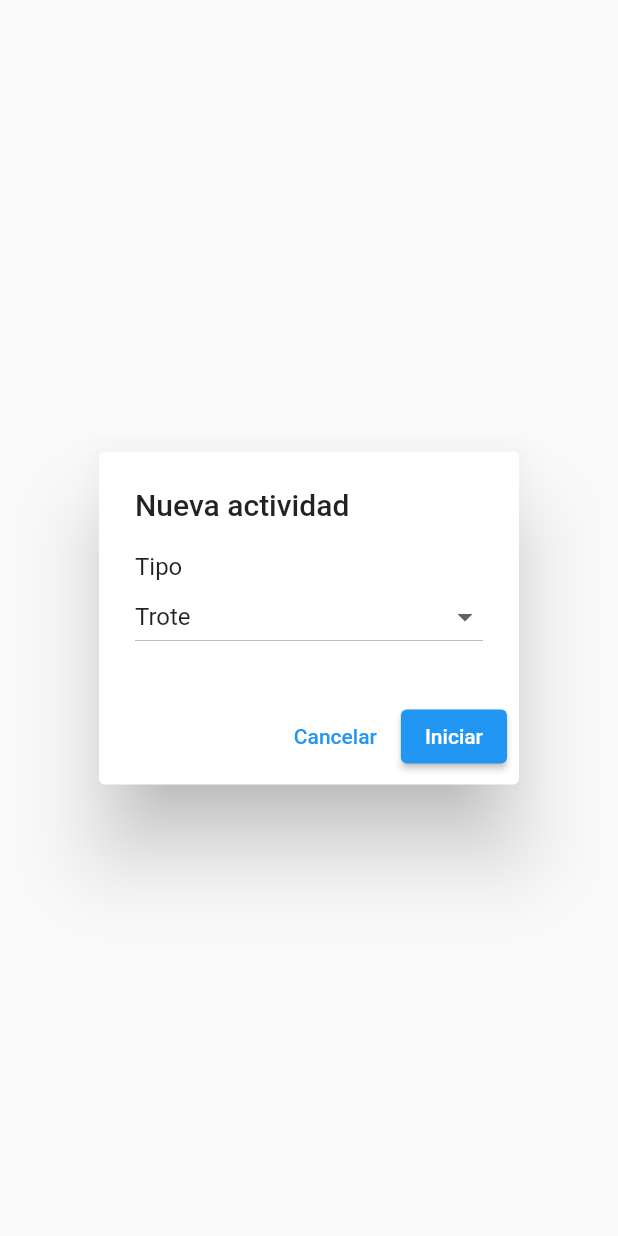
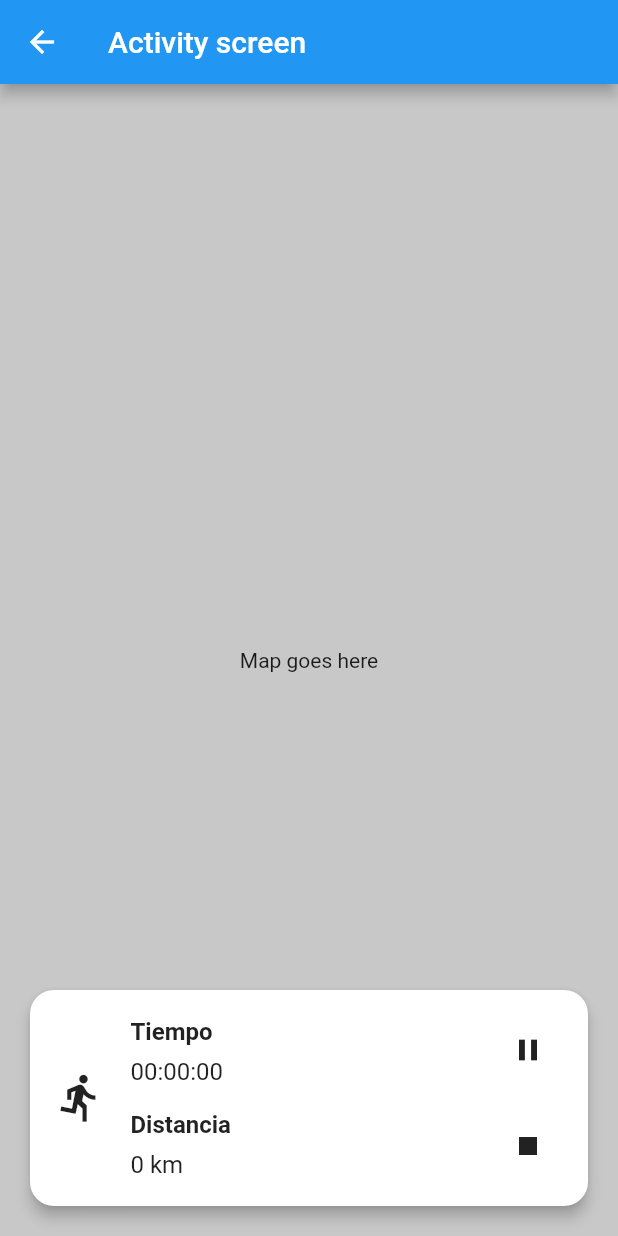
Before and after one commit to HenryCaicedo/exercise_tracker, a Flutter app: the ActivityDialog widget shown alone on an empty page, opened directly, after a tap on "Iniciar", on a phone screen of 412 x 824 dp. Run offline on Flutter 3.47's test engine with Material 2 defaults, Android fonts, the phone set to English and light mode, and no system bars.

Commit message:
Pantalla de actividad
Se creó la pantalla de actividad

```diff
--- /dev/null
+++ b/lib/activity_screen.dart
@@ -0,0 +1,24 @@
+import 'package:flutter/material.dart';
+import 'widgets/activity_widget.dart';
+
+class ActivityScreen extends StatelessWidget {
+  @override
+  Widget build(BuildContext context) {
+    return Scaffold(
+      appBar: AppBar(
+        title: Text('Activity screen'),
+      ),
+      body: Stack(
+        children: [
+          Container(
+            color: Colors.black.withOpacity(0.2),
+          ),
+          Center(
+            child: Text('Map goes here'),
+          ),
+          ActivityWidget(),
+        ],
+      ),
+    );
+  }
+}
--- a/lib/main.dart
+++ b/lib/main.dart
@@ -1,6 +1,7 @@
 import 'package:flutter/material.dart';
 import 'login_screen.dart';
 import 'tab_widget.dart';
+import 'activity_screen.dart';
 
 void main() {
   runApp(MyApp());
@@ -16,6 +17,7 @@ class MyApp extends StatelessWidget {
       routes: {
         '/': (context) => LoginScreen(),
         '/tabs': (context) => const TabWidget(),
+        '/activity': (context) => ActivityScreen(),
       },
     );
   }
--- a/lib/widgets/activity_dialog.dart
+++ b/lib/widgets/activity_dialog.dart
@@ -1,4 +1,5 @@
 import 'package:flutter/material.dart';
+import '../activity_screen.dart';
 
 class ActivityDialog extends StatelessWidget {
   final List<String> activityTypes = [
@@ -38,7 +39,9 @@ class ActivityDialog extends StatelessWidget {
           child: const Text('Cancelar'),
         ),
         ElevatedButton(
-          onPressed: () {},
+          onPressed: () {
+            Navigator.pushNamed(context, '/activity');
+          },
           child: const Text('Iniciar'),
         ),
       ],
--- /dev/null
+++ b/lib/widgets/activity_widget.dart
@@ -0,0 +1,76 @@
+import 'package:flutter/material.dart';
+
+class ActivityWidget extends StatelessWidget {
+  @override
+  Widget build(BuildContext context) {
+    return Positioned(
+      bottom: 16,
+      left: 16,
+      right: 16,
+      child: Card(
+        elevation: 4,
+        shape: RoundedRectangleBorder(
+          borderRadius: BorderRadius.circular(16),
+        ),
+        child: Padding(
+          padding: const EdgeInsets.all(16),
+          child: Row(
+            children: [
+              Icon(
+                Icons.directions_run,
+                size: 35,
+              ),
+              SizedBox(width: 16),
+              Expanded(
+                child: Column(
+                  crossAxisAlignment: CrossAxisAlignment.start,
+                  children: [
+                    Text(
+                      'Tiempo',
+                      style: TextStyle(
+                        fontSize: 16,
+                        fontWeight: FontWeight.bold,
+                      ),
+                    ),
+                    SizedBox(height: 8),
+                    Text(
+                      '00:00:00',
+                      style: TextStyle(fontSize: 16),
+                    ),
+                    SizedBox(height: 16),
+                    Text(
+                      'Distancia',
+                      style: TextStyle(
+                        fontSize: 16,
+                        fontWeight: FontWeight.bold,
+                      ),
+                    ),
+                    SizedBox(height: 8),
+                    Text(
+                      '0 km',
+                      style: TextStyle(fontSize: 16),
+                    ),
+                  ],
+                ),
+              ),
+              SizedBox(width: 16),
+              Column(
+                children: [
+                  IconButton(
+                    icon: Icon(Icons.pause),
+                    onPressed: () {},
+                  ),
+                  SizedBox(height: 16),
+                  IconButton(
+                    icon: Icon(Icons.stop),
+                    onPressed: () {},
+                  ),
+                ],
+              ),
+            ],
+          ),
+        ),
+      ),
+    );
+  }
+}
```
